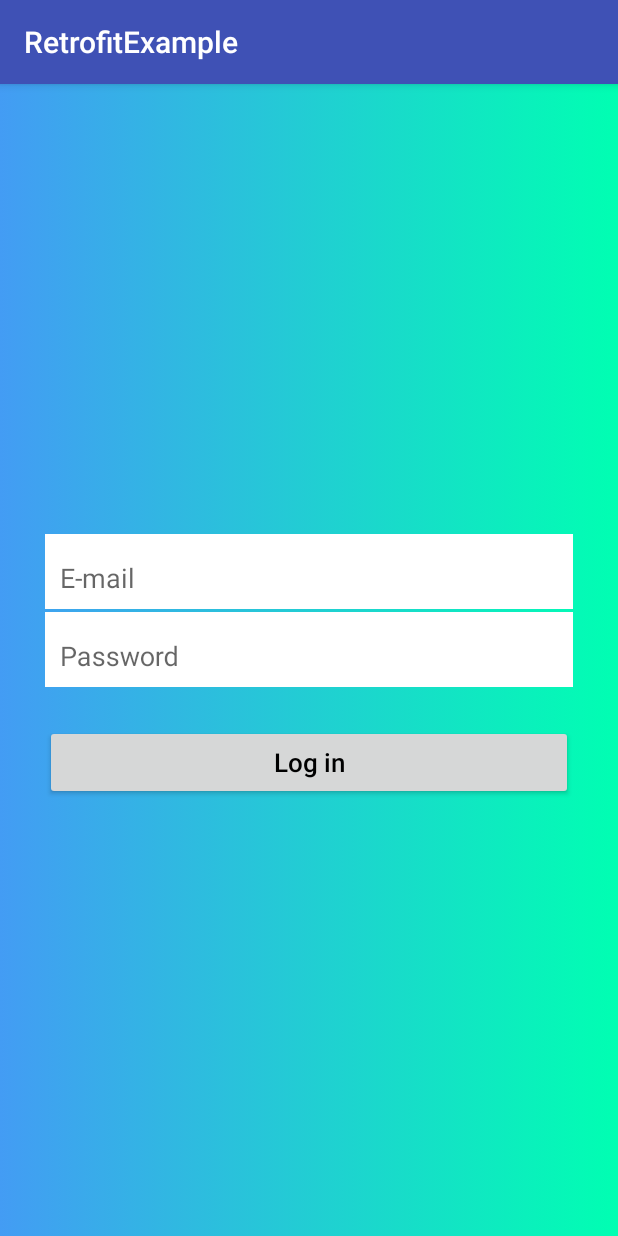
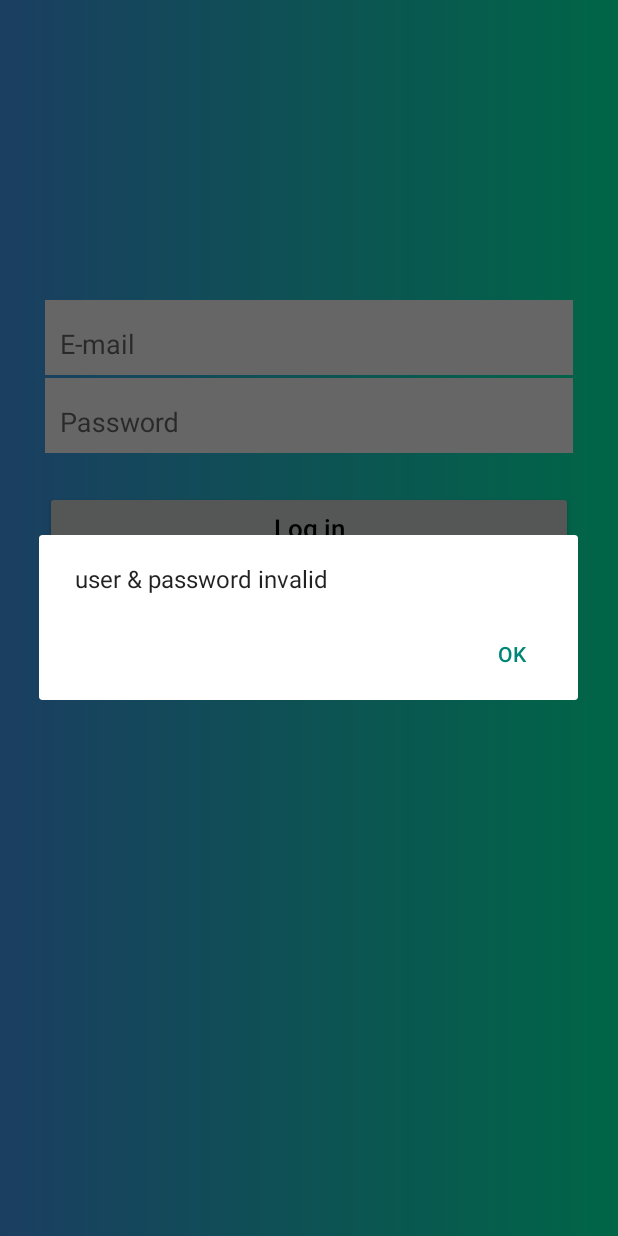
Before and after one commit to jacpalberto/Example-Retrofit-RxRetrofit-Kotlin, an Android app: the screen it shows after launch (LoginActivity), after a tap on "Log in", on a phone screen of 412 x 824 dp. Run offline under Robolectric (Android 15) with nearby library versions, the phone set to English and light mode, and no system bars.

Commit message:
retrofit complete

```diff
--- a/app/src/main/AndroidManifest.xml
+++ b/app/src/main/AndroidManifest.xml
@@ -1,7 +1,7 @@
 <?xml version="1.0" encoding="utf-8"?>
 <manifest xmlns:android="http://schemas.android.com/apk/res/android"
     package="com.example.pc_3.retrofitexample">
-
+    <uses-permission android:name="android.permission.INTERNET" />
     <application
         android:allowBackup="true"
         android:icon="@mipmap/ic_launcher"
@@ -9,7 +9,8 @@
         android:roundIcon="@mipmap/ic_launcher_round"
         android:supportsRtl="true"
         android:theme="@style/AppTheme">
-        <activity android:name=".Login.LoginActivity">
+        <activity android:name=".Login.LoginActivity"
+            android:theme="@style/Theme.AppCompat.Light.NoActionBar">
             <intent-filter>
                 <action android:name="android.intent.action.MAIN" />
 
--- a/app/src/main/java/com/example/pc_3/retrofitexample/Login/LoginActivity.java
+++ b/app/src/main/java/com/example/pc_3/retrofitexample/Login/LoginActivity.java
@@ -1,18 +1,22 @@
 package com.example.pc_3.retrofitexample.Login;
 
+import android.os.Bundle;
+import android.support.v4.widget.ContentLoadingProgressBar;
+import android.support.v7.app.AlertDialog;
 import android.support.v7.app.AppCompatActivity;
-import android.os.Bundle;
 import android.view.View;
 import android.widget.Button;
 import android.widget.TextView;
+import android.widget.Toast;
 
 import com.example.pc_3.retrofitexample.R;
 
 public class LoginActivity extends AppCompatActivity implements LoginContract.View {
-
+    private LoginContract.Presenter presenter;
     private TextView tvEmail;
     private TextView tvPassword;
     private Button btnLogin;
+    private ContentLoadingProgressBar progressBar;
 
     @Override
     protected void onCreate(Bundle savedInstanceState) {
@@ -23,11 +27,11 @@ public class LoginActivity extends AppCompatActivity implements LoginContract.Vi
     }
 
     private void init() {
-
+        presenter = new LoginPresenter(this, new LoginModel());
         btnLogin.setOnClickListener(new View.OnClickListener() {
             @Override
             public void onClick(View view) {
-
+                presenter.requestLogin(tvEmail.getText().toString().trim(), tvPassword.getText().toString().trim());
             }
         });
     }
@@ -36,24 +40,32 @@ public class LoginActivity extends AppCompatActivity implements LoginContract.Vi
         tvEmail = (TextView) findViewById(R.id.tv_email);
         tvPassword = (TextView) findViewById(R.id.tv_password);
         btnLogin = (Button) findViewById(R.id.btn_login);
+        progressBar = (ContentLoadingProgressBar) findViewById(R.id.progress_bar);
     }
 
     @Override
     public void showMessage(String message) {
+        AlertDialog.Builder builder = new AlertDialog.Builder(this);
+        builder.setMessage(message);
+        builder.setPositiveButton(android.R.string.ok, null);
+        AlertDialog dialog = builder.create();
+        dialog.show();
     }
 
     @Override
     public void showProgress() {
-
+        progressBar.show();
     }
 
     @Override
     public void dismissProgress() {
-
+        progressBar.hide();
     }
 
     @Override
     public void userLogged() {
-
+        tvPassword.setText("");
+        tvEmail.setText("");
+        Toast.makeText(this, "Log in Successful", Toast.LENGTH_SHORT).show();
     }
 }
--- a/app/src/main/java/com/example/pc_3/retrofitexample/Login/LoginPresenter.java
+++ b/app/src/main/java/com/example/pc_3/retrofitexample/Login/LoginPresenter.java
@@ -8,7 +8,7 @@ class LoginPresenter implements LoginContract.Presenter {
     private LoginContract.View view;
     private LoginContract.Model model;
 
-    public LoginPresenter(LoginContract.View view, LoginContract.Model model) {
+    LoginPresenter(LoginContract.View view, LoginContract.Model model) {
         this.view = view;
         this.model = model;
         this.model.setPresenter(this);
@@ -16,6 +16,10 @@ class LoginPresenter implements LoginContract.Presenter {
 
     @Override
     public void requestLogin(String user, String password) {
+        if (user.isEmpty() && password.isEmpty()) {
+            view.showMessage("user & password invalid");
+            return;
+        }
         view.showProgress();
         model.requestLogin(user, password);
     }
--- a/app/src/main/res/layout/activity_main.xml
+++ b/app/src/main/res/layout/activity_main.xml
@@ -1,44 +1,48 @@
 <?xml version="1.0" encoding="utf-8"?>
-<LinearLayout xmlns:android="http://schemas.android.com/apk/res/android"
+<RelativeLayout xmlns:android="http://schemas.android.com/apk/res/android"
     android:layout_width="match_parent"
     android:layout_height="match_parent"
     android:background="@drawable/gradient"
     android:focusable="true"
     android:focusableInTouchMode="true"
-    android:gravity="center"
     android:orientation="vertical">
 
     <android.support.design.widget.TextInputLayout
-        android:id="@+id/tv_email"
+        android:id="@+id/til_email"
         android:layout_width="match_parent"
         android:layout_height="50dp"
         android:layout_marginEnd="30dp"
         android:layout_marginStart="30dp"
-        android:layout_marginTop="10dp"
+        android:layout_marginTop="200dp"
         android:background="@android:color/white">
 
         <EditText
+            android:id="@+id/tv_email"
             android:layout_width="match_parent"
             android:layout_height="match_parent"
             android:background="@android:color/white"
             android:hint="E-mail"
+            android:inputType="textEmailAddress"
             android:paddingStart="10dp" />
     </android.support.design.widget.TextInputLayout>
 
     <android.support.design.widget.TextInputLayout
-        android:id="@+id/tv_password"
+        android:id="@+id/til_password"
         android:layout_width="match_parent"
         android:layout_height="50dp"
+        android:layout_below="@id/til_email"
         android:layout_marginEnd="30dp"
         android:layout_marginStart="30dp"
         android:layout_marginTop="2dp"
         android:background="@android:color/white">
 
         <EditText
+            android:id="@+id/tv_password"
             android:layout_width="match_parent"
             android:layout_height="match_parent"
             android:background="@android:color/white"
             android:hint="Password"
+            android:inputType="textVisiblePassword"
             android:paddingStart="10dp" />
     </android.support.design.widget.TextInputLayout>
 
@@ -46,6 +50,7 @@
         android:id="@+id/btn_login"
         android:layout_width="match_parent"
         android:layout_height="50dp"
+        android:layout_below="@id/til_password"
         android:layout_marginEnd="30dp"
         android:layout_marginStart="30dp"
         android:layout_marginTop="25dp"
@@ -54,4 +59,11 @@
         android:textColor="@android:color/black"
         android:textSize="17sp" />
 
-</LinearLayout>
+    <android.support.v4.widget.ContentLoadingProgressBar
+        android:id="@+id/progress_bar"
+        style="@style/Base.Widget.AppCompat.ProgressBar"
+        android:layout_width="wrap_content"
+        android:layout_height="wrap_content"
+        android:layout_centerInParent="true"
+        android:visibility="gone" />
+</RelativeLayout>
--- a/app/src/main/res/values/colors.xml
+++ b/app/src/main/res/values/colors.xml
@@ -2,5 +2,5 @@
 <resources>
     <color name="colorPrimary">#3F51B5</color>
     <color name="colorPrimaryDark">#303F9F</color>
-    <color name="colorAccent">#FF4081</color>
+    <color name="colorAccent">#d9cbd0</color>
 </resources>
```
Also changed, not shown: app/build.gradle (+7 -2 lines), app/src/main/java/com/example/pc_3/retrofitexample/Api.java (added, +19 -0 lines), app/src/main/java/com/example/pc_3/retrofitexample/BaseClient.java (+24 -0 lines), app/src/main/java/com/example/pc_3/retrofitexample/Login/LoginModel.java (+21 -0 lines), gradle.properties (line endings or trailing spaces).
